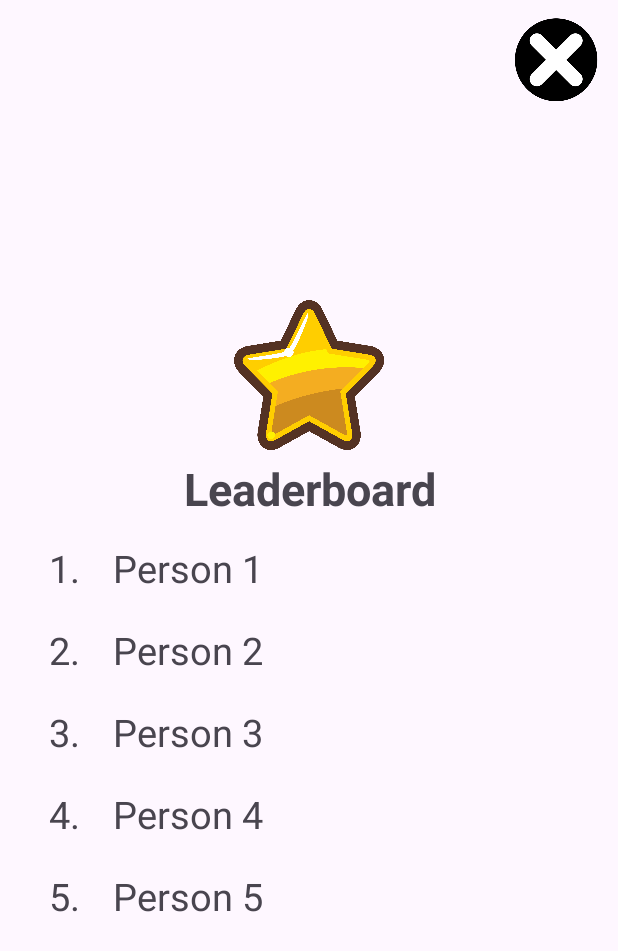
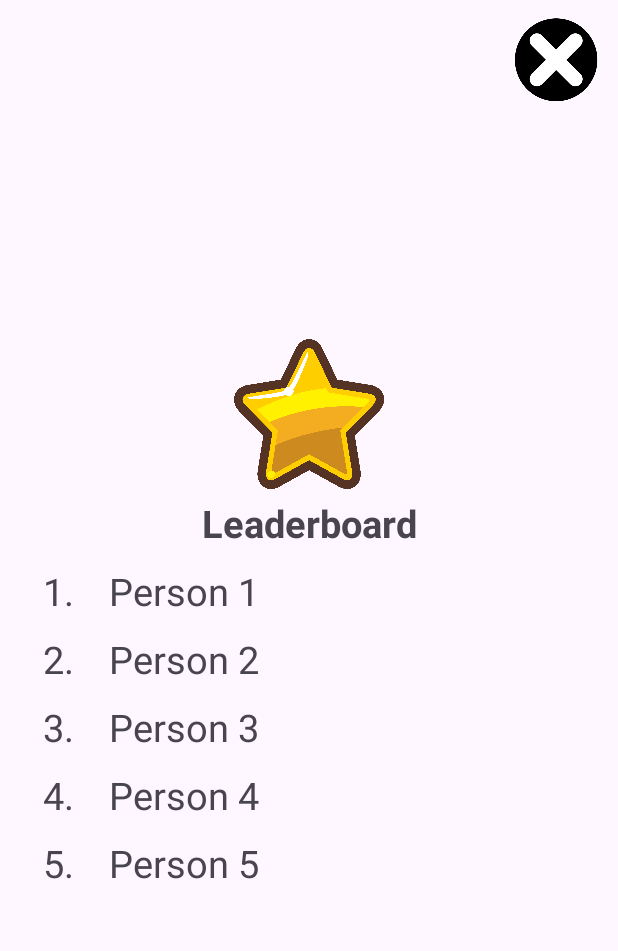
Before and after one commit to KarthikKaravatt/TicTacToeApp, an Android app: the fragment LeaderboardFragment shown on its own in the app's theme, on a phone screen of 412 x 824 dp. Shown: the top 951 px of the screen. Run offline under Robolectric (Android 15) with nearby library versions, the phone set to English and light mode, and no system bars.

Commit message:
fixed leaderboard layout to adapt with landscape mode

```diff
--- a/app/src/main/res/layout/fragment_leaderboard.xml
+++ b/app/src/main/res/layout/fragment_leaderboard.xml
@@ -30,7 +30,7 @@
             android:layout_height="wrap_content"
             android:layout_width="match_parent"
             android:text="Leaderboard"
-            android:textSize="30sp"
+            android:textSize="25sp"
             android:textAlignment="center"
             android:layout_weight="5"
             android:textStyle="bold"
@@ -42,7 +42,7 @@
             android:layout_width="match_parent"
             android:layout_height="match_parent"
             android:orientation="horizontal"
-            android:padding="10dp"
+            android:padding="5dp"
             app:layout_constraintTop_toTopOf="parent"
             app:layout_constraintStart_toStartOf="parent"
             app:layout_constraintEnd_toEndOf="parent"
@@ -72,7 +72,7 @@
             android:layout_width="match_parent"
             android:layout_height="match_parent"
             android:orientation="horizontal"
-            android:padding="10dp"
+            android:padding="5dp"
             app:layout_constraintTop_toTopOf="parent"
             app:layout_constraintStart_toStartOf="parent"
             app:layout_constraintEnd_toEndOf="parent"
@@ -102,7 +102,7 @@
             android:layout_width="match_parent"
             android:layout_height="match_parent"
             android:orientation="horizontal"
-            android:padding="10dp"
+            android:padding="5dp"
             app:layout_constraintTop_toTopOf="parent"
             app:layout_constraintStart_toStartOf="parent"
             app:layout_constraintEnd_toEndOf="parent"
@@ -132,7 +132,7 @@
             android:layout_width="match_parent"
             android:layout_height="match_parent"
             android:orientation="horizontal"
-            android:padding="10dp"
+            android:padding="5dp"
             app:layout_constraintTop_toTopOf="parent"
             app:layout_constraintStart_toStartOf="parent"
             app:layout_constraintEnd_toEndOf="parent"
@@ -162,7 +162,7 @@
             android:layout_width="match_parent"
             android:layout_height="match_parent"
             android:orientation="horizontal"
-            android:padding="10dp"
+            android:padding="5dp"
             app:layout_constraintTop_toTopOf="parent"
             app:layout_constraintStart_toStartOf="parent"
             app:layout_constraintEnd_toEndOf="parent"
@@ -189,12 +189,11 @@
         </LinearLayout>
         </LinearLayout>
     <androidx.constraintlayout.widget.ConstraintLayout
-        android:layout_width="0dp"
+        android:layout_width="wrap_content"
         android:layout_height="0dp"
 
         app:layout_constraintHeight_percent= "0.1"
         app:layout_constraintTop_toTopOf="parent"
-        app:layout_constraintStart_toStartOf="parent"
         app:layout_constraintEnd_toEndOf="parent"
         >
         <ImageView
@@ -207,6 +206,7 @@
             app:layout_constraintTop_toTopOf="parent"
             app:layout_constraintEnd_toEndOf="parent"
             app:layout_constraintBottom_toBottomOf="parent"
+            app:layout_constraintStart_toStartOf="parent"
             app:layout_constraintDimensionRatio="1:1">
 
         </ImageView>
```
